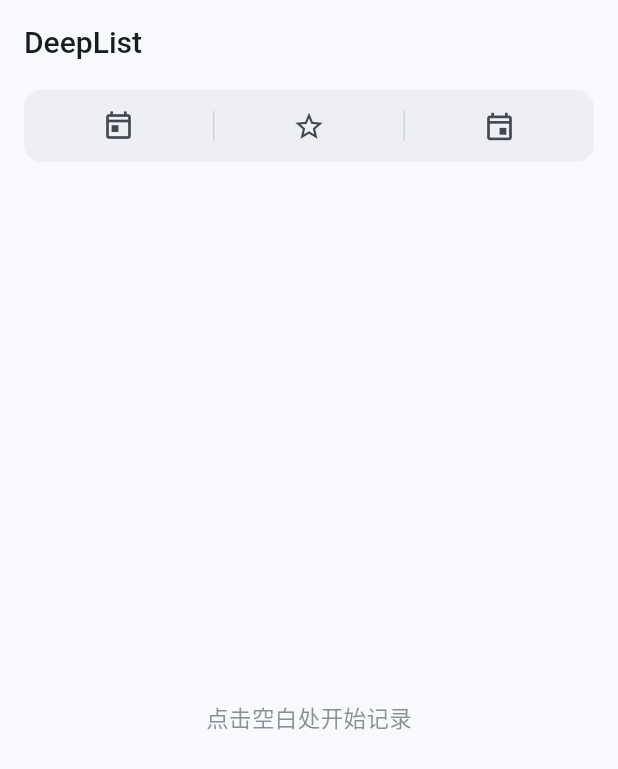
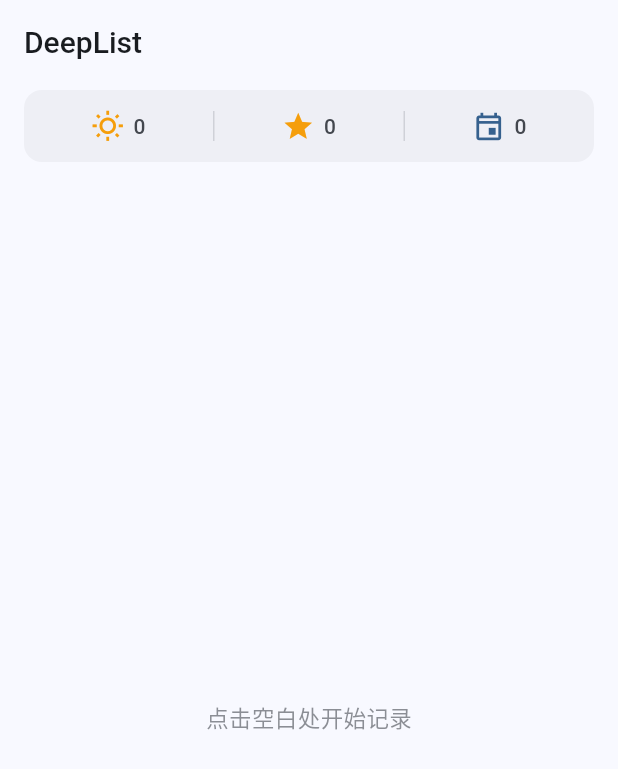
Before and after one commit to mgao92131-commits/deeep-list, a Flutter app: the screen it shows after launch, on a phone screen of 412 x 824 dp. Shown: the top 769 px of the screen. Run offline on Flutter 3.47's test engine with Material 3 defaults, Android fonts, the phone set to English and light mode, and no system bars; our stand-ins replace drift, drift_flutter, flutter_riverpod, go_router, riverpod_annotation; accounts and stored records are empty; generated files the repository leaves out were written again.

Commit message:
feat(smart-lists): display live item counts on smart entries bar
- Upgrade SmartEntriesBar to ConsumerWidget watching smartNodesProvider
- Add live count badges for today, favorites, and due-dates entries
- Display 99+ when item count exceeds 99
- Refine icons and colors for smart entries
- Add widget and reactive Drift integration tests

```diff
--- a/lib/features/nodes/presentation/widgets/smart_entries_bar.dart
+++ b/lib/features/nodes/presentation/widgets/smart_entries_bar.dart
@@ -1,6 +1,9 @@
 import 'package:flutter/material.dart';
+import 'package:flutter_riverpod/flutter_riverpod.dart';
 
-class SmartEntriesBar extends StatelessWidget {
+import '../providers/smart_nodes_provider.dart';
+
+class SmartEntriesBar extends ConsumerWidget {
   final VoidCallback onTodayTap;
   final VoidCallback onFavoritesTap;
   final VoidCallback onDueDatesTap;
@@ -13,9 +16,14 @@ class SmartEntriesBar extends StatelessWidget {
   });
 
   @override
-  Widget build(BuildContext context) {
+  Widget build(BuildContext context, WidgetRef ref) {
     final theme = Theme.of(context);
-    final iconColor = theme.colorScheme.onSurfaceVariant;
+    int count(SmartListType type) =>
+        ref
+            .watch(smartNodesProvider(type))
+            .value
+            ?.fold<int>(0, (total, group) => total + group.items.length) ??
+        0;
 
     return Container(
       height: 48,
@@ -38,11 +46,12 @@ class SmartEntriesBar extends StatelessWidget {
                 ),
                 onTap: onTodayTap,
                 child: Center(
-                  child: Icon(
-                    Icons.today_outlined,
-                    key: const ValueKey('smart-entry-today'),
-                    color: iconColor,
-                    size: 22,
+                  child: _entryContent(
+                    context,
+                    icon: Icons.wb_sunny_outlined,
+                    entry: 'today',
+                    color: const Color(0xFFF59E0B),
+                    count: count(SmartListType.today),
                   ),
                 ),
               ),
@@ -61,11 +70,12 @@ class SmartEntriesBar extends StatelessWidget {
               child: InkWell(
                 onTap: onFavoritesTap,
                 child: Center(
-                  child: Icon(
-                    Icons.star_outline,
-                    key: const ValueKey('smart-entry-favorites'),
-                    color: iconColor,
-                    size: 22,
+                  child: _entryContent(
+                    context,
+                    icon: Icons.star,
+                    entry: 'favorites',
+                    color: const Color(0xFFF59E0B),
+                    count: count(SmartListType.favorites),
                   ),
                 ),
               ),
@@ -87,11 +97,12 @@ class SmartEntriesBar extends StatelessWidget {
                 ),
                 onTap: onDueDatesTap,
                 child: Center(
-                  child: Icon(
-                    Icons.event_outlined,
-                    key: const ValueKey('smart-entry-due-dates'),
-                    color: iconColor,
-                    size: 22,
+                  child: _entryContent(
+                    context,
+                    icon: Icons.event_outlined,
+                    entry: 'due-dates',
+                    color: theme.colorScheme.primary,
+                    count: count(SmartListType.dueDates),
                   ),
                 ),
               ),
@@ -101,4 +112,28 @@ class SmartEntriesBar extends StatelessWidget {
       ),
     );
   }
+
+  Widget _entryContent(
+    BuildContext context, {
+    required IconData icon,
+    required String entry,
+    required Color color,
+    required int count,
+  }) => Row(
+    mainAxisSize: MainAxisSize.min,
+    children: [
+      Icon(icon, key: ValueKey('smart-entry-$entry'), color: color, size: 22),
+      const SizedBox(width: 6),
+      Text(
+        count > 99 ? '99+' : '$count',
+        key: ValueKey('smart-entry-$entry-count'),
+        semanticsLabel: '$count',
+        style: TextStyle(
+          fontSize: 14,
+          fontWeight: FontWeight.w500,
+          color: Theme.of(context).colorScheme.onSurfaceVariant,
+        ),
+      ),
+    ],
+  );
 }
```
Also changed, not shown: 2 other files.
